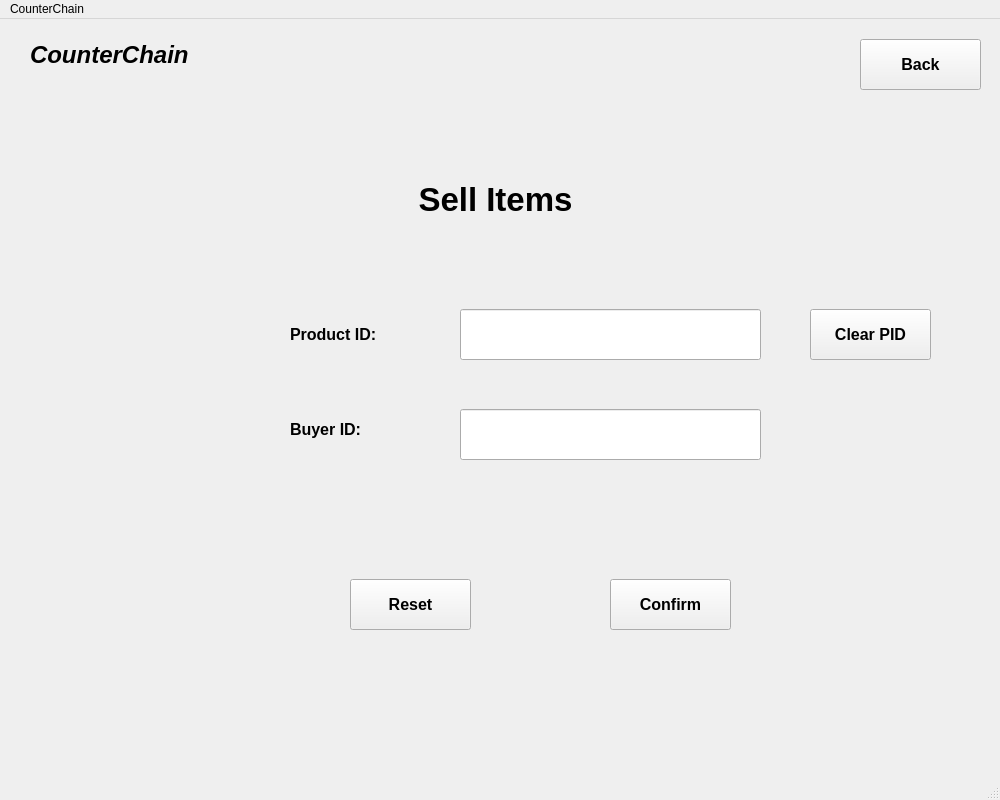
Old version of the form sell.ui in the repository shubham0298/CounterChain.
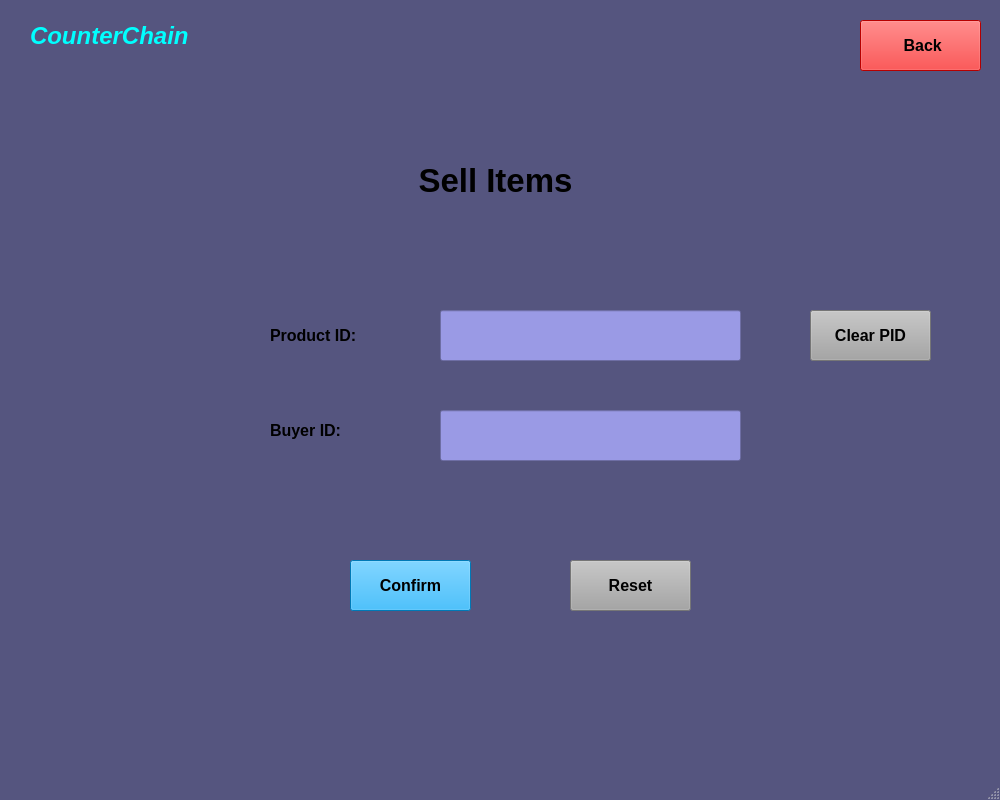
New version of the form. Icons and pictures are not drawn.

```diff
--- a/sell.ui
+++ b/sell.ui
@@ -31,11 +31,31 @@
   <property name="windowTitle">
    <string>CounterChain - Sell Items</string>
   </property>
+  <property name="styleSheet">
+   <string notr="true">QMainWindow{
+	background-color: rgb(85, 85, 127);
+}
+QLineEdit{	
+	background-color: rgb(154, 154, 229);
+}
+QPushButton#homeButton{
+	background-color: rgb(255, 0, 0);
+}
+QPushButton#sellConfirmButton{
+	background-color: rgb(0, 170, 255);
+}
+QPushButton#resetButton{
+	background-color: rgb(165, 165, 165);
+}
+QPushButton#clearButton{
+	background-color: rgb(165, 165, 165);
+}</string>
+  </property>
   <widget class="QWidget" name="centralwidget">
    <widget class="QPushButton" name="sellConfirmButton">
     <property name="geometry">
      <rect>
-      <x>610</x>
+      <x>350</x>
       <y>560</y>
       <width>121</width>
       <height>51</height>
@@ -81,7 +101,17 @@
      <cursorShape>PointingHandCursor</cursorShape>
     </property>
     <property name="text">
-     <string>Back</string>
+     <string> Back</string>
+    </property>
+    <property name="icon">
+     <iconset>
+      <normaloff>Icons/backbutton.png</normaloff>Icons/backbutton.png</iconset>
+    </property>
+    <property name="iconSize">
+     <size>
+      <width>30</width>
+      <height>30</height>
+     </size>
     </property>
    </widget>
    <widget class="QLabel" name="label">
@@ -122,6 +152,43 @@
       <height>71</height>
      </rect>
     </property>
+    <property name="palette">
+     <palette>
+      <active>
+       <colorrole role="WindowText">
+        <brush brushstyle="SolidPattern">
+         <color alpha="255">
+          <red>0</red>
+          <green>255</green>
+          <blue>255</blue>
+         </color>
+        </brush>
+       </colorrole>
+      </active>
+      <inactive>
+       <colorrole role="WindowText">
+        <brush brushstyle="SolidPattern">
+         <color alpha="255">
+          <red>0</red>
+          <green>255</green>
+          <blue>255</blue>
+         </color>
+        </brush>
+       </colorrole>
+      </inactive>
+      <disabled>
+       <colorrole role="WindowText">
+        <brush brushstyle="SolidPattern">
+         <color alpha="255">
+          <red>120</red>
+          <green>120</green>
+          <blue>120</blue>
+         </color>
+        </brush>
+       </colorrole>
+      </disabled>
+     </palette>
+    </property>
     <property name="font">
      <font>
       <pointsize>18</pointsize>
@@ -140,8 +207,8 @@
    <widget class="QLineEdit" name="buyeridLE">
     <property name="geometry">
      <rect>
-      <x>460</x>
-      <y>390</y>
+      <x>440</x>
+      <y>410</y>
       <width>301</width>
       <height>51</height>
      </rect>
@@ -155,8 +222,8 @@
    <widget class="QLabel" name="label_2">
     <property name="geometry">
      <rect>
-      <x>290</x>
-      <y>390</y>
+      <x>270</x>
+      <y>410</y>
       <width>151</width>
       <height>41</height>
      </rect>
@@ -178,8 +245,8 @@
    <widget class="QLineEdit" name="pidLE">
     <property name="geometry">
      <rect>
-      <x>460</x>
-      <y>290</y>
+      <x>440</x>
+      <y>310</y>
       <width>301</width>
       <height>51</height>
      </rect>
@@ -193,8 +260,8 @@
    <widget class="QLabel" name="label_6">
     <property name="geometry">
      <rect>
-      <x>290</x>
-      <y>290</y>
+      <x>270</x>
+      <y>310</y>
       <width>121</width>
       <height>51</height>
      </rect>
@@ -216,7 +283,7 @@
    <widget class="QPushButton" name="resetButton">
     <property name="geometry">
      <rect>
-      <x>350</x>
+      <x>570</x>
       <y>560</y>
       <width>121</width>
       <height>51</height>
@@ -246,7 +313,7 @@
     <property name="geometry">
      <rect>
       <x>810</x>
-      <y>290</y>
+      <y>310</y>
       <width>121</width>
       <height>51</height>
      </rect>
@@ -272,23 +339,6 @@
     </property>
    </widget>
   </widget>
-  <widget class="QMenuBar" name="menubar">
-   <property name="geometry">
-    <rect>
-     <x>0</x>
-     <y>0</y>
-     <width>1000</width>
-     <height>21</height>
-    </rect>
-   </property>
-   <widget class="QMenu" name="menuCounterChain">
-    <property name="title">
-     <string>CounterChain</string>
-    </property>
-    <addaction name="actionExit"/>
-   </widget>
-   <addaction name="menuCounterChain"/>
-  </widget>
   <widget class="QStatusBar" name="statusbar"/>
   <action name="actionExit">
    <property name="text">
```
